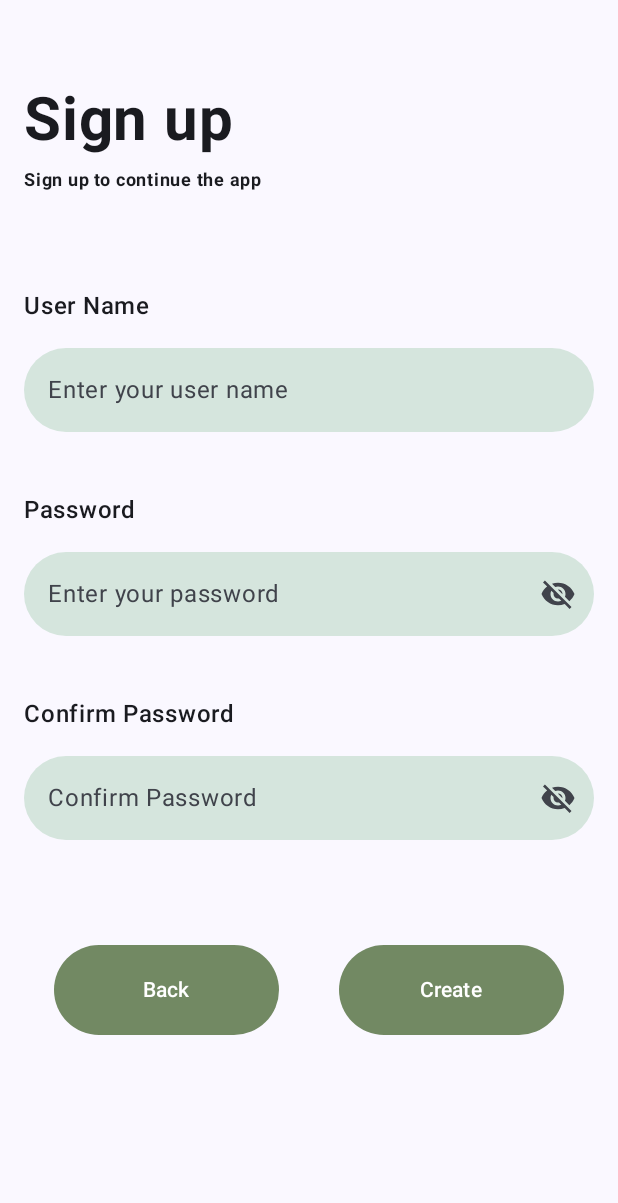
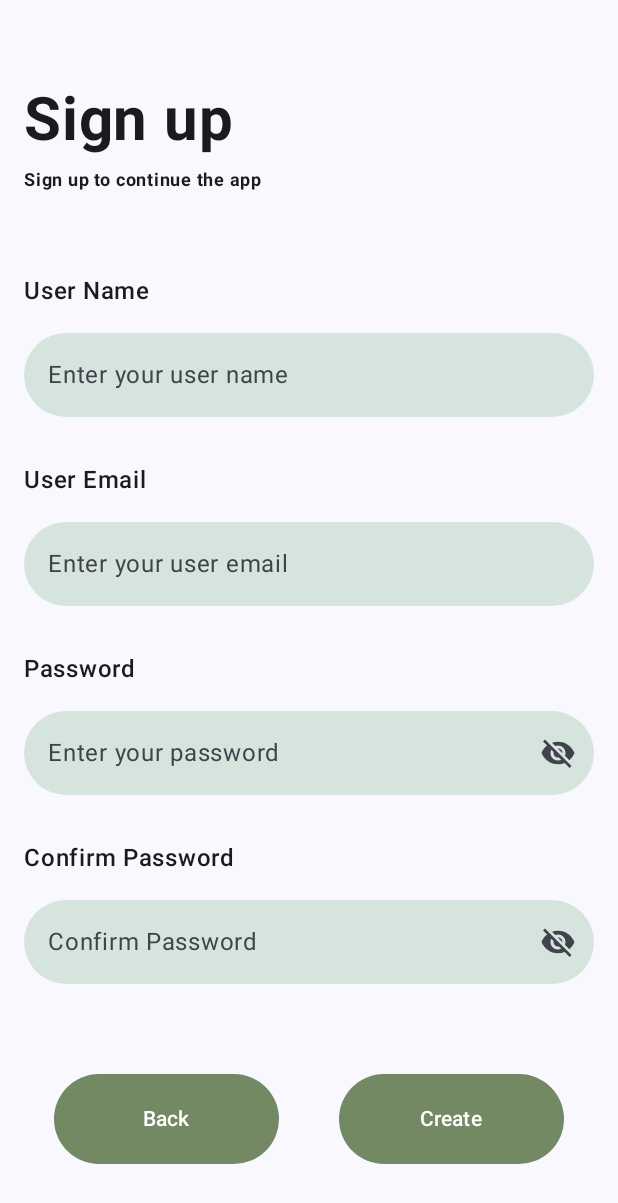
Before and after one commit to venturini1/cash_manager, an Android app built with Jetpack Compose: the composable SignUpPage shown on its own in the app's theme, on a phone screen of 412 x 824 dp. Shown: the top 1203 px of the screen. Run offline under Robolectric (Android 15) with nearby library versions, the phone set to English and light mode, and no system bars.

Commit message:
FRONT - finit l'authentification, insérer l'email dans sign up et login, afficher quand tape dans le sign up

```diff
--- a/Cash_manager/app/src/main/java/com/example/cash_manager/MainActivity.kt
+++ b/Cash_manager/app/src/main/java/com/example/cash_manager/MainActivity.kt
@@ -65,8 +65,8 @@ fun LoginPage(){
             Spacer(modifier = Modifier.size(60.dp))
         LoginTextField(
             modifier = Modifier.fillMaxWidth(),
-            label = "User Name",
-            placeholder = "Enter your user name",
+            label = "User Name/Email",
+            placeholder = "Enter your user name or your email",
         )
             Spacer(modifier = Modifier.size(30.dp))
         LoginTextField(
--- a/Cash_manager/app/src/main/java/com/example/cash_manager/SignUp.kt
+++ b/Cash_manager/app/src/main/java/com/example/cash_manager/SignUp.kt
@@ -53,27 +53,33 @@ fun SignUpPage(){
             fontSize = 12.sp,
             fontWeight = FontWeight.Bold,
         )
-        Spacer(modifier = Modifier.size(60.dp))
+        Spacer(modifier = Modifier.size(50.dp))
         LoginTextField(
             modifier = Modifier.fillMaxWidth(),
             label = "User Name",
             placeholder = "Enter your user name",
         )
-        Spacer(modifier = Modifier.size(40.dp))
+        Spacer(modifier = Modifier.size(30.dp))
+        LoginTextField(
+            modifier = Modifier.fillMaxWidth(),
+            label = "User Email",
+            placeholder = "Enter your user email",
+        )
+        Spacer(modifier = Modifier.size(30.dp))
         LoginTextField(
             modifier = Modifier.fillMaxWidth(),
             label = "Password",
             placeholder = "Enter your password",
             isPassword = true,
         )
-        Spacer(modifier = Modifier.size(40.dp))
+        Spacer(modifier = Modifier.size(30.dp))
         LoginTextField(
             modifier = Modifier.fillMaxWidth(),
             label = "Confirm Password",
             placeholder = "Confirm Password",
             isPassword = true,
         )
-        Spacer(modifier = Modifier.size(70.dp))
+        Spacer(modifier = Modifier.size(60.dp))
         SignUpButton(
             modifier = Modifier.align(CenterHorizontally),
             text= "Back",
@@ -85,8 +91,8 @@ fun SignUpPage(){
 
 @Preview(showBackground = true)
 @Composable
-fun GreetingPreviewDark() {
-    Cash_managerTheme(darkTheme = true) {
+fun SignUpPagePreview() {
+    Cash_managerTheme() {
         SignUpPage()
     }
 }
```
